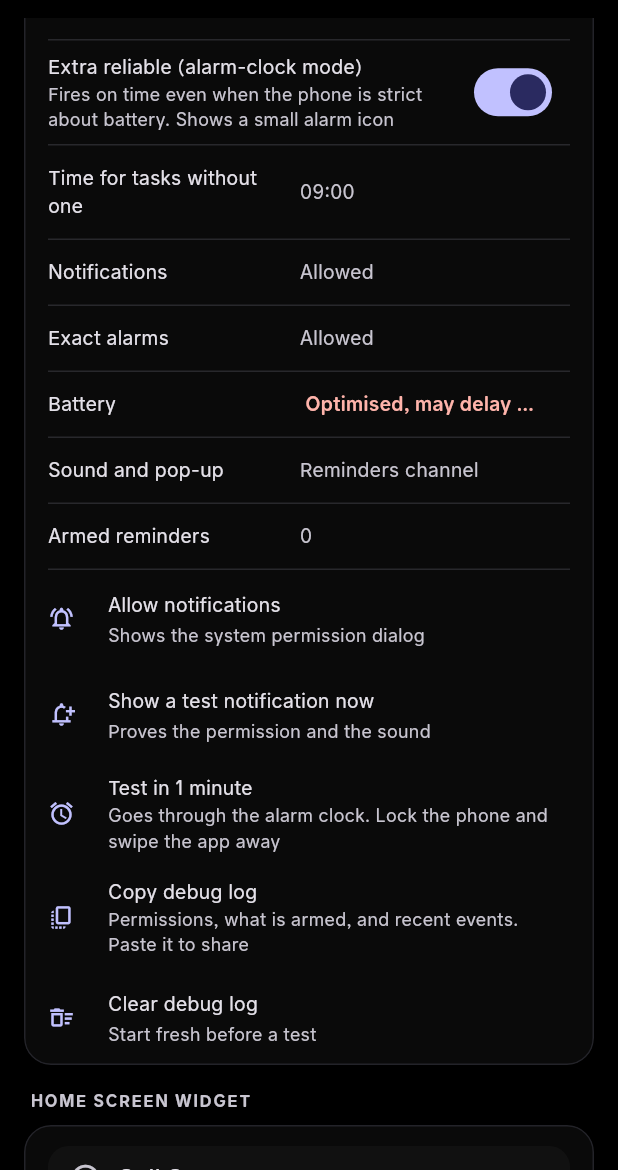
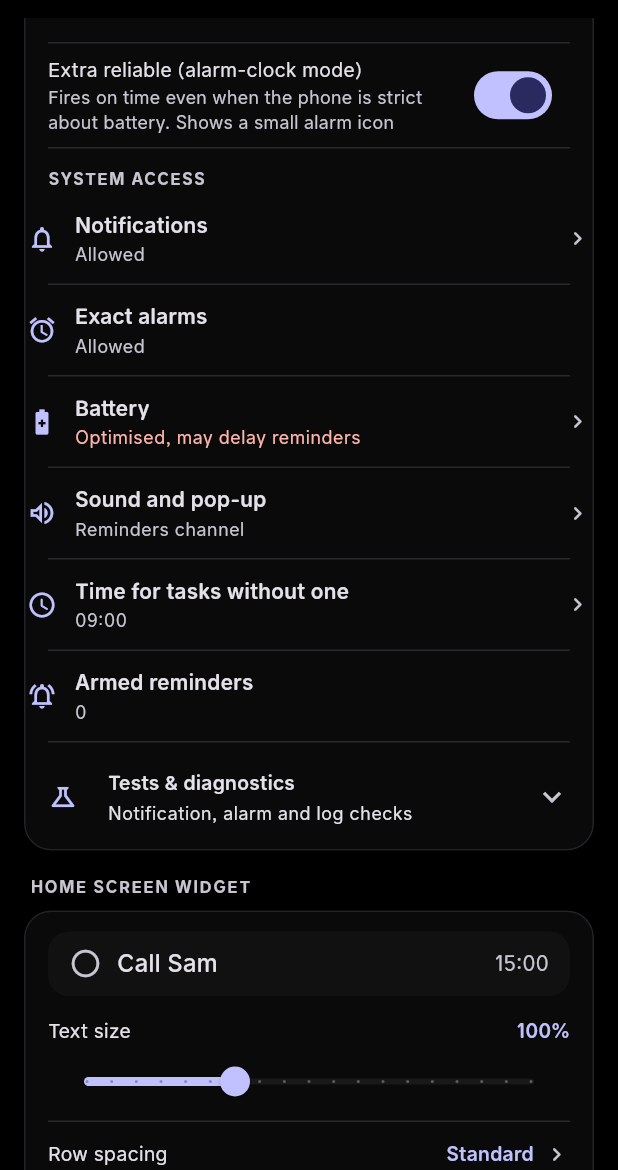
Before and after one commit to driftywinds/OTDA, a Flutter app: the SettingsScreen screen opened directly with empty values, scrolled down 1152 dp, after a tap on "Sound and pop-up", on a phone screen of 412 x 824 dp, the part 66-1236 px from its top. Run offline on Flutter 3.47's test engine with Material 3 defaults, Android fonts, the phone set to English and light mode, and no system bars; our stand-ins replace file_picker, flutter_local_notifications, flutter_secure_storage, flutter_timezone, material_ui, package_info_plus and 4 more; missing offline and left inert: home_widget, pointycastle; accounts and stored records are empty; project files that could hold a hidden picture were left out.

Commit message:
fix(settings): give security and notification cards one layout
Two-factor and encryption cards mixed full-width outlined buttons, inline text buttons and differently-sized rows. They now share SettingsAction rows (icon, title, secondary line, chevron) and a status badge, with destructive actions separated and coloured consistently.

The notification card now puts system access in readable full-width rows, keeps response values to two lines instead of ellipsising them, shows at most three compact next reminders, and folds tests/diagnostics into a collapsed expansion. This shortens the card on phones and stops the right-hand values being cut off.

```diff
--- a/lib/src/ui/encryption_settings.dart
+++ b/lib/src/ui/encryption_settings.dart
@@ -11,6 +11,8 @@ import '../e2ee/lifecycle.dart';
 import '../e2ee/session.dart';
 import 'biometric_offer.dart';
 import 'reauth.dart';
+import 'settings_rows.dart';
+import 'theme.dart';
 
 /// The account's encryption: turn it on (with the one-time recovery key), finish
 /// an interrupted rewrite, purge old content history, or turn it off.
@@ -262,12 +264,16 @@ class _EncryptionSettingsCardState extends State<EncryptionSettingsCard> {
             Row(
               children: [
                 Icon(enabled ? Icons.lock_rounded : Icons.lock_open_rounded, size: 19, color: scheme.primary),
-                const SizedBox(width: 8),
+                const SizedBox(width: 9),
                 Expanded(
                   child: Text(
                     enabled ? (unlocked ? 'Encryption is on and unlocked' : 'Encryption is on and locked') : 'Encryption is off',
-                    style: theme.textTheme.titleSmall,
+                    style: theme.textTheme.titleSmall?.copyWith(fontWeight: FontWeight.w600),
                   ),
+                ),
+                SettingsStatusBadge(
+                  text: !enabled ? 'Off' : (unlocked ? 'Unlocked' : 'Locked'),
+                  good: enabled && unlocked,
                 ),
               ],
             ),
@@ -301,48 +307,45 @@ class _EncryptionSettingsCardState extends State<EncryptionSettingsCard> {
               const SizedBox(height: 8),
               Text(_error!, style: TextStyle(color: scheme.error, fontSize: 12)),
             ],
-            const SizedBox(height: 10),
+            const SizedBox(height: 8),
             if (!enabled) ...[
               if (_pending != null)
-                Padding(
-                  padding: const EdgeInsets.only(bottom: 6),
-                  child: OutlinedButton.icon(
-                    onPressed: _busy ? null : _finishPending,
-                    icon: const Icon(Icons.sync_rounded, size: 18),
-                    label: const Text('Finish turning encryption off'),
+                SettingsAction(
+                  icon: Icons.sync_rounded,
+                  title: 'Finish turning encryption off',
+                  subtitle: 'Decrypt the fields left from an interrupted rewrite',
+                  onTap: _busy ? null : _finishPending,
                 ),
-                ),
-              FilledButton.icon(
+              SizedBox(
+                width: double.infinity,
+                child: FilledButton.icon(
                   onPressed: _busy ? null : _enable,
                   icon: const Icon(Icons.lock_rounded, size: 18),
                   label: const Text('Turn on encryption'),
                 ),
+              ),
             ] else ...[
               if (!unlocked)
-                OutlinedButton.icon(
-                  onPressed: _busy ? null : _unlock,
-                  icon: const Icon(Icons.key_rounded, size: 18),
-                  label: const Text('Unlock with passphrase'),
+                SettingsAction(
+                  icon: Icons.key_rounded,
+                  title: 'Unlock with passphrase',
+                  subtitle: 'Open the vault on this device',
+                  onTap: _busy ? null : _unlock,
                 ),
               if (_pending != null)
-                Padding(
-                  padding: const EdgeInsets.only(top: 6),
-                  child: OutlinedButton.icon(
-                    onPressed: _busy ? null : _finishPending,
-                    icon: const Icon(Icons.sync_rounded, size: 18),
-                    label: const Text('Finish the rewrite'),
-                  ),
+                SettingsAction(
+                  icon: Icons.sync_rounded,
+                  title: 'Finish the rewrite',
+                  subtitle: 'Continue sealing or decrypting the remaining fields',
+                  onTap: _busy ? null : _finishPending,
                 ),
               if (unlocked && BiometricUnlock.instance.supported)
-                Padding(
-                  padding: const EdgeInsets.only(top: 6),
-                  child: _biometric
-                      ? Row(
-                          children: [
-                            Icon(Icons.fingerprint_rounded, size: 18, color: scheme.primary),
-                            const SizedBox(width: 6),
-                            const Expanded(child: Text('Fingerprint/face unlocks your vault')),
-                            TextButton(
+                _biometric
+                    ? SettingsAction(
+                        icon: Icons.fingerprint_rounded,
+                        title: 'Fingerprint/face unlock',
+                        subtitle: 'On — opens the vault when it is locked',
+                        trailing: TextButton(
                           onPressed: _busy
                               ? null
                               : () async {
@@ -351,35 +354,32 @@ class _EncryptionSettingsCardState extends State<EncryptionSettingsCard> {
                                 },
                           child: const Text('Turn off'),
                         ),
-                          ],
                       )
-                      : OutlinedButton.icon(
-                          onPressed: _busy
+                    : SettingsAction(
+                        icon: Icons.fingerprint_rounded,
+                        title: 'Add fingerprint/face unlock',
+                        subtitle: 'Use the phone lock instead of typing the passphrase',
+                        onTap: _busy
                             ? null
                             : () async {
                                 await offerBiometricEnrollment(context);
                                 await _loadBiometric();
                               },
-                          icon: const Icon(Icons.fingerprint_rounded, size: 18),
-                          label: const Text('Add fingerprint/face vault unlock'),
                       ),
+              Divider(height: 1, color: scheme.cardBorder),
+              SettingsAction(
+                icon: Icons.cleaning_services_outlined,
+                title: 'Purge content history',
+                subtitle: 'Delete superseded encrypted versions from the server',
+                onTap: _busy ? null : _purge,
               ),
-              Wrap(
-                spacing: 6,
-                runSpacing: 4,
-                children: [
-                  TextButton.icon(
-                    onPressed: _busy ? null : _purge,
-                    icon: const Icon(Icons.cleaning_services_outlined, size: 17),
-                    label: const Text('Purge content history'),
-                  ),
-                  TextButton.icon(
-                    onPressed: _busy ? null : _disable,
-                    style: TextButton.styleFrom(foregroundColor: scheme.error),
-                    icon: const Icon(Icons.lock_open_rounded, size: 17),
-                    label: const Text('Turn off encryption'),
-                  ),
-                ],
+              Divider(height: 1, color: scheme.cardBorder),
+              SettingsAction(
+                icon: Icons.lock_open_rounded,
+                title: 'Turn off encryption',
+                subtitle: 'Content returns to plaintext on the server',
+                destructive: true,
+                onTap: _busy ? null : _disable,
               ),
             ],
           ],
--- a/lib/src/ui/settings_rows.dart
+++ b/lib/src/ui/settings_rows.dart
@@ -1,4 +1,101 @@
 import 'package:material_ui/material_ui.dart';
+
+/// A compact, tappable action inside a settings card: icon, title, optional
+/// explanation and a chevron. Every card uses this instead of mixing filled,
+/// outlined and text buttons at different widths.
+class SettingsAction extends StatelessWidget {
+  const SettingsAction({
+    super.key,
+    required this.icon,
+    required this.title,
+    this.subtitle,
+    this.subtitleColor,
+    this.onTap,
+    this.destructive = false,
+    this.trailing,
+  });
+
+  final IconData icon;
+  final String title;
+  final String? subtitle;
+  final Color? subtitleColor;
+  final VoidCallback? onTap;
+  final bool destructive;
+
+  /// Replaces the chevron, for an inline action such as "Turn off".
+  final Widget? trailing;
+
+  @override
+  Widget build(BuildContext context) {
+    final theme = Theme.of(context);
+    final scheme = theme.colorScheme;
+    final color = destructive ? scheme.error : scheme.primary;
+    return InkWell(
+      onTap: onTap,
+      child: Padding(
+        padding: const EdgeInsets.symmetric(horizontal: 2, vertical: 11),
+        child: Row(
+          children: [
+            Icon(icon, size: 20, color: color),
+            const SizedBox(width: 12),
+            Expanded(
+              child: Column(
+                crossAxisAlignment: CrossAxisAlignment.start,
+                children: [
+                  Text(
+                    title,
+                    style: theme.textTheme.bodyMedium?.copyWith(
+                      fontWeight: FontWeight.w600,
+                      color: destructive ? scheme.error : null,
+                    ),
+                  ),
+                  if (subtitle != null) ...[
+                    const SizedBox(height: 2),
+                    Text(
+                      subtitle!,
+                      maxLines: 2,
+                      overflow: TextOverflow.ellipsis,
+                      style: theme.textTheme.bodySmall?.copyWith(color: subtitleColor ?? scheme.onSurfaceVariant),
+                    ),
+                  ],
+                ],
+              ),
+            ),
+            if (trailing != null)
+              Padding(padding: const EdgeInsets.only(left: 8), child: trailing)
+            else if (onTap != null)
+              Padding(
+                padding: const EdgeInsets.only(left: 8),
+                child: Icon(Icons.chevron_right_rounded, size: 18, color: scheme.onSurfaceVariant),
+              ),
+          ],
+        ),
+      ),
+    );
+  }
+}
+
+/// A small On/Off/Unlocked badge used by the security cards.
+class SettingsStatusBadge extends StatelessWidget {
+  const SettingsStatusBadge({super.key, required this.text, this.good = true});
+
+  final String text;
+  final bool good;
+
+  @override
+  Widget build(BuildContext context) {
+    final scheme = Theme.of(context).colorScheme;
+    final color = good ? scheme.primary : scheme.onSurfaceVariant;
+    return Container(
+      padding: const EdgeInsets.symmetric(horizontal: 9, vertical: 4),
+      decoration: BoxDecoration(color: color.withValues(alpha: 0.12), borderRadius: BorderRadius.circular(999)),
+      child: Text(
+        text,
+        style: Theme.of(context).textTheme.labelSmall?.copyWith(color: color, fontWeight: FontWeight.w700),
+      ),
+    );
+  }
+}
 
 /// A setting: a label and a value that ends on the same line as every other
 /// value in the card.
--- a/lib/src/ui/settings_screen.dart
+++ b/lib/src/ui/settings_screen.dart
@@ -16,6 +16,7 @@ import '../data/repo.dart';
 import 'admin_view.dart';
 import 'encryption_settings.dart';
 import 'export_screen.dart';
+import 'format.dart';
 import 'reauth.dart';
 import 'settings_rows.dart';
 import 'trash_screen.dart';
@@ -622,47 +623,25 @@ class _NotificationsCardState extends State<_NotificationsCard> with WidgetsBind
     final style = theme.textTheme.bodyMedium?.copyWith(fontSize: 13);
     final service = ReminderService.instance;
 
-    Widget status(String label, String value, {bool good = true, VoidCallback? onTap}) => InkWell(
+    Widget status(IconData icon, String label, String value, {bool good = true, VoidCallback? onTap}) => SettingsAction(
+          icon: icon,
+          title: label,
+          subtitle: value,
+          subtitleColor: good ? null : scheme.error,
           onTap: onTap,
-          child: Padding(
-            padding: const EdgeInsets.symmetric(horizontal: 16, vertical: 12),
-            child: Row(
-              children: [
-                Expanded(child: Text(label, style: style)),
-                const SizedBox(width: 12),
-                Flexible(
-                  child: Text(
-                    value,
-                    textAlign: TextAlign.right,
-                    maxLines: 1,
-                    overflow: TextOverflow.ellipsis,
-                    style: style?.copyWith(
-                      color: good ? scheme.onSurfaceVariant : scheme.error,
-                      fontWeight: good ? null : FontWeight.w600,
-                    ),
-                  ),
-                ),
-                // The rows are still tappable, but the trailing arrow on every one of
-                // them read as "next" and made the card look like a menu of five
-                // steps. The width is kept so values stay aligned with the other cards.
-                const SizedBox(width: 24),
-              ],
-            ),
-          ),
-        );
-
-    Widget action(IconData icon, String title, String subtitle, Future<void> Function() run) => ListTile(
-          dense: true,
-          leading: Icon(icon, size: 18, color: scheme.primary),
-          title: Text(title, style: style),
-          subtitle: Text(subtitle),
-          onTap: run,
-        );
+        );
+
+    Widget action(IconData icon, String title, String subtitle, Future<void> Function() run) =>
+        SettingsAction(icon: icon, title: title, subtitle: subtitle, onTap: run);
 
     const divider = Divider(height: 1, indent: 16, endIndent: 16);
     final repo = widget.state.repo;
-    final next = service.lastPlan.take(5).toList();
+    final next = service.lastPlan.take(3).toList();
     final xiaomiFamily = _maker.contains('xiaomi') || _maker.contains('redmi') || _maker.contains('poco');
+    final now = DateTime.now();
+    final today = '${now.year.toString().padLeft(4, '0')}-'
+        '${now.month.toString().padLeft(2, '0')}-'
+        '${now.day.toString().padLeft(2, '0')}';
 
     return Column(
       children: [
@@ -692,16 +671,30 @@ class _NotificationsCardState extends State<_NotificationsCard> with WidgetsBind
           },
         ),
         divider,
-        status('Time for tasks without one', _time, onTap: _pickTime),
-        divider,
+        Padding(
+          padding: const EdgeInsets.fromLTRB(16, 12, 16, 2),
+          child: Align(
+            alignment: Alignment.centerLeft,
+            child: Text(
+              'SYSTEM ACCESS',
+              style: theme.textTheme.labelSmall?.copyWith(
+                letterSpacing: 1.1,
+                fontWeight: FontWeight.w700,
+                color: scheme.onSurfaceVariant,
+              ),
+            ),
+          ),
+        ),
         status(
+          Icons.notifications_outlined,
           'Notifications',
-          _allowed == null ? '…' : (_allowed! ? 'Allowed' : 'Blocked, tap to allow'),
+          _allowed == null ? '…' : (_allowed! ? 'Allowed' : 'Blocked — tap to allow'),
           good: _allowed ?? true,
           onTap: _allowed == true ? SystemBridge.openNotificationSettings : _allow,
         ),
         divider,
         status(
+          Icons.alarm_outlined,
           'Exact alarms',
           _exact == null ? '…' : (_exact! ? 'Allowed' : 'Off, reminders may be late'),
           good: _exact ?? true,
@@ -709,6 +702,7 @@ class _NotificationsCardState extends State<_NotificationsCard> with WidgetsBind
         ),
         divider,
         status(
+          Icons.battery_saver_outlined,
           'Battery',
           _battery == null ? '…' : (_battery! ? 'Unrestricted' : 'Optimised, may delay reminders'),
           good: _battery ?? true,
@@ -716,24 +710,79 @@ class _NotificationsCardState extends State<_NotificationsCard> with WidgetsBind
         ),
         if (xiaomiFamily) ...[
           divider,
-          status('Autostart (Xiaomi)', 'Turn on for OTDA', onTap: SystemBridge.openAutostart),
-        ],
-        divider,
-        status('Sound and pop-up', 'Reminders channel',
+          status(Icons.restart_alt_rounded, 'Autostart (Xiaomi)', 'Turn on for OTDA',
+              onTap: SystemBridge.openAutostart),
+        ],
+        divider,
+        status(Icons.volume_up_outlined, 'Sound and pop-up', 'Reminders channel',
             onTap: () => SystemBridge.openChannelSettings(ReminderService.channelReminders)),
         divider,
-        status('Armed reminders', '$_armed'),
-        for (final reminder in next) ...[
-          divider,
-          status('Next', ReminderService.describe(reminder)),
+        status(Icons.schedule_rounded, 'Time for tasks without one', _time, onTap: _pickTime),
+        divider,
+        status(Icons.notifications_active_outlined, 'Armed reminders', '$_armed'),
+        if (next.isNotEmpty) ...[
+          divider,
+          Padding(
+            padding: const EdgeInsets.fromLTRB(16, 12, 16, 2),
+            child: Align(
+              alignment: Alignment.centerLeft,
+              child: Text(
+                'NEXT REMINDERS',
+                style: theme.textTheme.labelSmall?.copyWith(
+                  letterSpacing: 1.1,
+                  fontWeight: FontWeight.w700,
+                  color: scheme.onSurfaceVariant,
+                ),
+              ),
+            ),
+          ),
+          for (final reminder in next)
+            Padding(
+              padding: const EdgeInsets.fromLTRB(16, 7, 16, 7),
+              child: Row(
+                children: [
+                  Icon(Icons.schedule_rounded, size: 16, color: scheme.onSurfaceVariant),
+                  const SizedBox(width: 10),
+                  Expanded(
+                    child: Column(
+                      crossAxisAlignment: CrossAxisAlignment.start,
+                      children: [
+                        Text(
+                          reminder.title,
+                          maxLines: 1,
+                          overflow: TextOverflow.ellipsis,
+                          style: style?.copyWith(fontWeight: FontWeight.w500),
+                        ),
+                        const SizedBox(height: 1),
+                        Text(
+                          '${friendlyDate(reminder.day, today)} · '
+                          '${reminder.at.hour.toString().padLeft(2, '0')}:'
+                          '${reminder.at.minute.toString().padLeft(2, '0')}',
+                          style: theme.textTheme.bodySmall?.copyWith(color: scheme.onSurfaceVariant),
+                        ),
+                      ],
+                    ),
+                  ),
+                ],
+              ),
+            ),
         ],
         if (service.lastError != null) ...[
           divider,
-          status('Last error', service.lastError!, good: false),
-        ],
-        divider,
-        action(Icons.notifications_active_outlined, 'Allow notifications',
-            'Shows the system permission dialog', _allow),
+          status(Icons.error_outline_rounded, 'Last error', service.lastError!, good: false),
+        ],
+        divider,
+        Theme(
+          data: theme.copyWith(dividerColor: Colors.transparent),
+          child: ExpansionTile(
+            tilePadding: const EdgeInsets.symmetric(horizontal: 16),
+            childrenPadding: const EdgeInsets.fromLTRB(16, 0, 16, 8),
+            shape: const Border(),
+            collapsedShape: const Border(),
+            leading: Icon(Icons.science_outlined, size: 20, color: scheme.primary),
+            title: Text('Tests & diagnostics', style: style?.copyWith(fontWeight: FontWeight.w600)),
+            subtitle: Text('Notification, alarm and log checks', style: theme.textTheme.bodySmall),
+            children: [
               action(Icons.notification_add_outlined, 'Show a test notification now',
                   'Proves the permission and the sound', () async {
                 _say(await service.sendTestNow());
@@ -762,6 +811,9 @@ class _NotificationsCardState extends State<_NotificationsCard> with WidgetsBind
                   await _refresh();
                 }),
             ],
+          ),
+        ),
+      ],
     );
   }
 }
@@ -1423,7 +1475,7 @@ class _TwoFactorCardState extends State<_TwoFactorCard> {
 
     final on = status?.enrolled ?? false;
     return Padding(
-      padding: const EdgeInsets.fromLTRB(16, 12, 16, 14),
+      padding: const EdgeInsets.fromLTRB(16, 12, 16, 8),
       child: Column(
         crossAxisAlignment: CrossAxisAlignment.start,
         children: [
@@ -1431,22 +1483,12 @@ class _TwoFactorCardState extends State<_TwoFactorCard> {
             children: [
               Icon(
                 on ? Icons.verified_user_rounded : Icons.shield_outlined,
-                size: 18,
-                color: on
-                    ? theme.colorScheme.primary
-                    : theme.colorScheme.onSurfaceVariant,
-              ),
-              const SizedBox(width: 8),
-              Expanded(child: Text('Two-factor authentication', style: style)),
-              Text(
-                on ? 'On' : 'Off',
-                style: style?.copyWith(
-                  color: on
-                      ? theme.colorScheme.primary
-                      : theme.colorScheme.onSurfaceVariant,
-                  fontWeight: FontWeight.w600,
-                ),
-              ),
+                size: 19,
+                color: on ? theme.colorScheme.primary : theme.colorScheme.onSurfaceVariant,
+              ),
+              const SizedBox(width: 9),
+              Expanded(child: Text('Two-factor authentication', style: style?.copyWith(fontWeight: FontWeight.w600))),
+              SettingsStatusBadge(text: on ? 'On' : 'Off', good: on),
             ],
           ),
           const SizedBox(height: 6),
@@ -1457,47 +1499,48 @@ class _TwoFactorCardState extends State<_TwoFactorCard> {
                       '${status.required ? 'The server owner requires it.' : 'Optional for this account.'}'
                 : 'A six-digit code from an authenticator app, asked for after the password. '
                       '${status?.required == true ? 'The server owner requires it.' : 'Optional for this account.'}',
-            style: theme.textTheme.bodySmall?.copyWith(
-              color: theme.colorScheme.onSurfaceVariant,
-            ),
+            style: theme.textTheme.bodySmall?.copyWith(color: theme.colorScheme.onSurfaceVariant),
           ),
           if (_error != null) ...[
             const SizedBox(height: 6),
             Text(
               _error!,
-              style: theme.textTheme.bodySmall?.copyWith(
-                color: theme.colorScheme.error,
-              ),
-            ),
-          ],
-          const SizedBox(height: 10),
-          Wrap(
-            spacing: 8,
-            runSpacing: 4,
-            children: [
+              style: theme.textTheme.bodySmall?.copyWith(color: theme.colorScheme.error),
+            ),
+          ],
+          const SizedBox(height: 6),
           if (!on)
-                FilledButton.tonal(
-                  onPressed: _busy ? null : _turnOn,
-                  child: Text(_busy ? 'Starting…' : 'Turn on'),
-                ),
-              if (on) ...[
-                OutlinedButton(
-                  onPressed: _busy ? null : _regenerate,
-                  child: const Text('New recovery codes'),
-                ),
-                OutlinedButton(
-                  onPressed: _busy ? null : _devices,
-                  child: const Text('Remembered browsers'),
-                ),
-                TextButton(
-                  onPressed: _busy ? null : _turnOff,
-                  child: const Text('Turn off'),
-                ),
-              ],
-            ],
-          ),
-        ],
-      ),
-    );
-  }
-}
+            SettingsAction(
+              icon: Icons.shield_outlined,
+              title: _busy ? 'Starting…' : 'Turn on two-factor authentication',
+              subtitle: 'Ask for a code after your password',
+              onTap: _busy ? null : _turnOn,
+            )
+          else ...[
+            SettingsAction(
+              icon: Icons.password_rounded,
+              title: 'New recovery codes',
+              subtitle: 'Replace all ${status!.recoveryCodesRemaining} remaining codes',
+              onTap: _busy ? null : _regenerate,
+            ),
+            Divider(height: 1, color: theme.colorScheme.cardBorder),
+            SettingsAction(
+              icon: Icons.devices_rounded,
+              title: 'Remembered browsers',
+              subtitle: 'Review devices that skip the code',
+              onTap: _busy ? null : _devices,
+            ),
+            Divider(height: 1, color: theme.colorScheme.cardBorder),
+            SettingsAction(
+              icon: Icons.shield_outlined,
+              title: 'Turn off two-factor authentication',
+              subtitle: 'Return to password-only sign-in',
+              destructive: true,
+              onTap: _busy ? null : _turnOff,
+            ),
+          ],
+        ],
+      ),
+    );
+  }
+}
```
Lines whose indentation alone changed are shown as unchanged.
